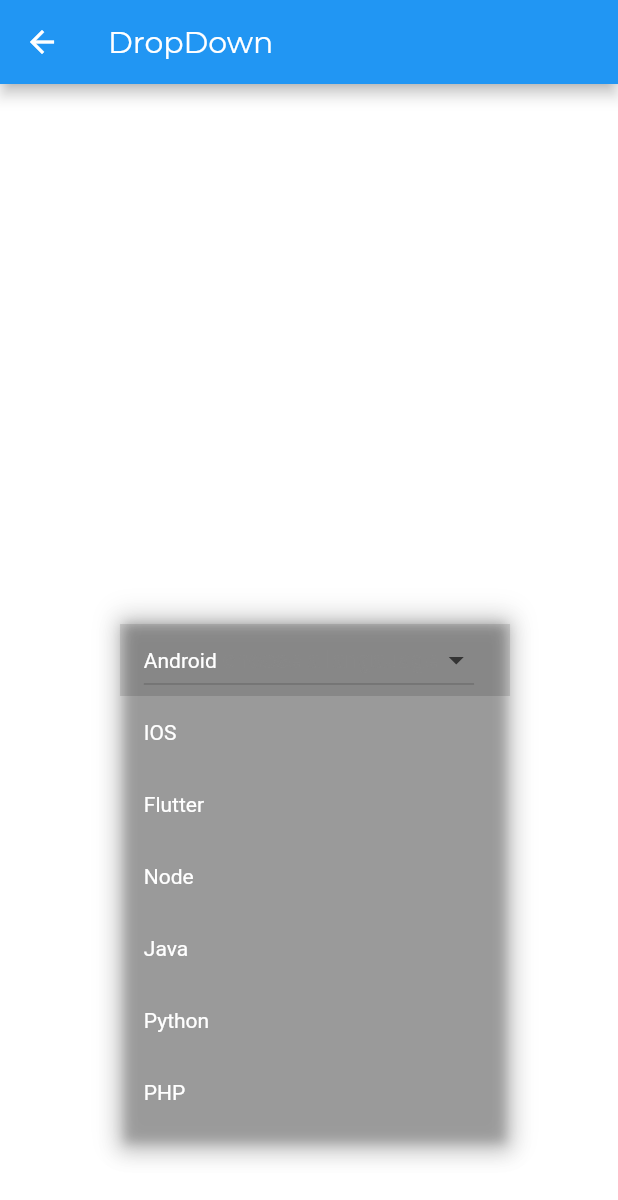
After one commit to sojunbon/meplus, a Flutter app: the Dropdownlist screen opened directly, after a tap on "Please choose a langauage", on a phone screen of 412 x 824 dp. The commit adds this screen. Shown: the top 1200 px of the screen. Run offline on Flutter 3.47's test engine with Material 2 defaults, Android fonts, the phone set to English and light mode, and no system bars; our stand-ins replace cloud_firestore, connectivity, data_connection_checker, firebase_auth, firebase_core, firebase_storage and 11 more; missing offline and left inert: apple_sign_in, cloud_firestore_web, connectivity_for_web, firebase_auth_web, firebase_core_web, flutter_page_indicator and 4 more; accounts and stored records are empty; statements that could not run were skipped.

Commit message:
update 2

```diff
--- /dev/null
+++ b/lib/screens/authen/dropdownlist.dart
@@ -0,0 +1,65 @@
+import 'package:flutter/material.dart';
+
+class Dropdownlist extends StatefulWidget {
+  @override
+  _Dropdownlist createState() => _Dropdownlist();
+}
+
+class _Dropdownlist extends State<Dropdownlist> {
+  String _chosenValue;
+
+  @override
+  Widget build(BuildContext context) {
+    //return new Container(
+    //  decoration: new BoxDecoration(color: Colors.white),
+    //  child: new Center(
+    //    child: new Text("Hello, World!"),
+    // ),
+
+    return Scaffold(
+      appBar: AppBar(
+        title: Text('DropDown'),
+      ),
+
+      body: Center(
+        child: Container(
+          padding: const EdgeInsets.all(0.0),
+          child: DropdownButton<String>(
+            value: _chosenValue,
+            //elevation: 5,
+            style: TextStyle(color: Colors.white),
+
+            items: <String>[
+              'Android',
+              'IOS',
+              'Flutter',
+              'Node',
+              'Java',
+              'Python',
+              'PHP',
+            ].map<DropdownMenuItem<String>>((String value) {
+              return DropdownMenuItem<String>(
+                value: value,
+                child: Text(value),
+              );
+            }).toList(),
+            hint: Text(
+              "Please choose a langauage",
+              style: TextStyle(
+                  color: Colors.white,
+                  fontSize: 16,
+                  fontWeight: FontWeight.w600),
+            ),
+            onChanged: (String value) {
+              setState(() {
+                _chosenValue = value;
+              });
+            },
+          ),
+        ),
+      ),
+
+      //);
+    );
+  }
+}
```
Also changed, not shown: lib/screens/authen/dropdownlist copy 2.dart (added, +178 -0 lines), lib/screens/authen/dropdownlist copy.dart (added, +171 -0 lines), lib/screens/authen/register_page.dart (+45 -1 lines), 1 other file.
